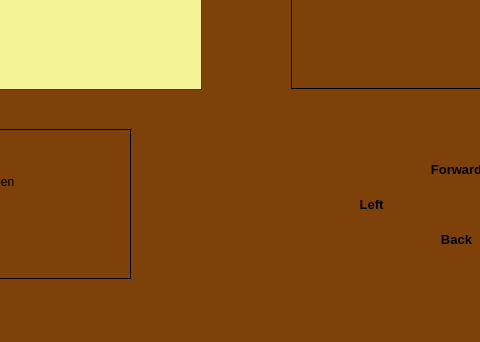
This is mainwindow.ui in Xannada/TBG as Qt 5 draws it before an edit; both pictures show x 159 to 639 and y 158 to 500 of the 800 by 500 pixel window. The edited form follows.
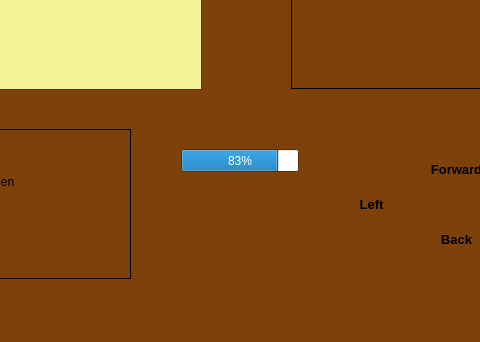
This is the edited form. Icons and pictures are not drawn.

```diff
--- a/mainwindow.ui
+++ b/mainwindow.ui
@@ -389,6 +389,19 @@
      <pixmap resource="images.qrc">:/pics/images/arrowDown.png</pixmap>
     </property>
    </widget>
+   <widget class="QProgressBar" name="HPBar">
+    <property name="geometry">
+     <rect>
+      <x>340</x>
+      <y>290</y>
+      <width>118</width>
+      <height>23</height>
+     </rect>
+    </property>
+    <property name="value">
+     <number>83</number>
+    </property>
+   </widget>
    <zorder>UpLabel</zorder>
    <zorder>RightLabel</zorder>
    <zorder>LeftLabel</zorder>
```
Left out of the diff: 4 changed lines with no effect on the pictures.
